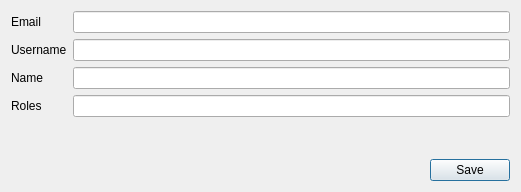
The window that dialog/userprofiledialog.ui (ytxerp/ytx-client) describes before a commit, drawn with Qt 5.
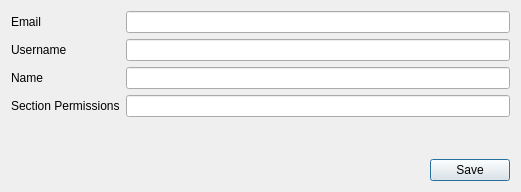
The same window after the commit.

```diff
--- a/dialog/userprofiledialog.ui
+++ b/dialog/userprofiledialog.ui
@@ -52,7 +52,7 @@
      <item row="3" column="0">
       <widget class="QLabel" name="label">
        <property name="text">
-        <string>Roles</string>
+        <string>Section Permissions</string>
        </property>
       </widget>
      </item>
```
Left out of the diff: 2 changed lines with no effect on the pictures.
